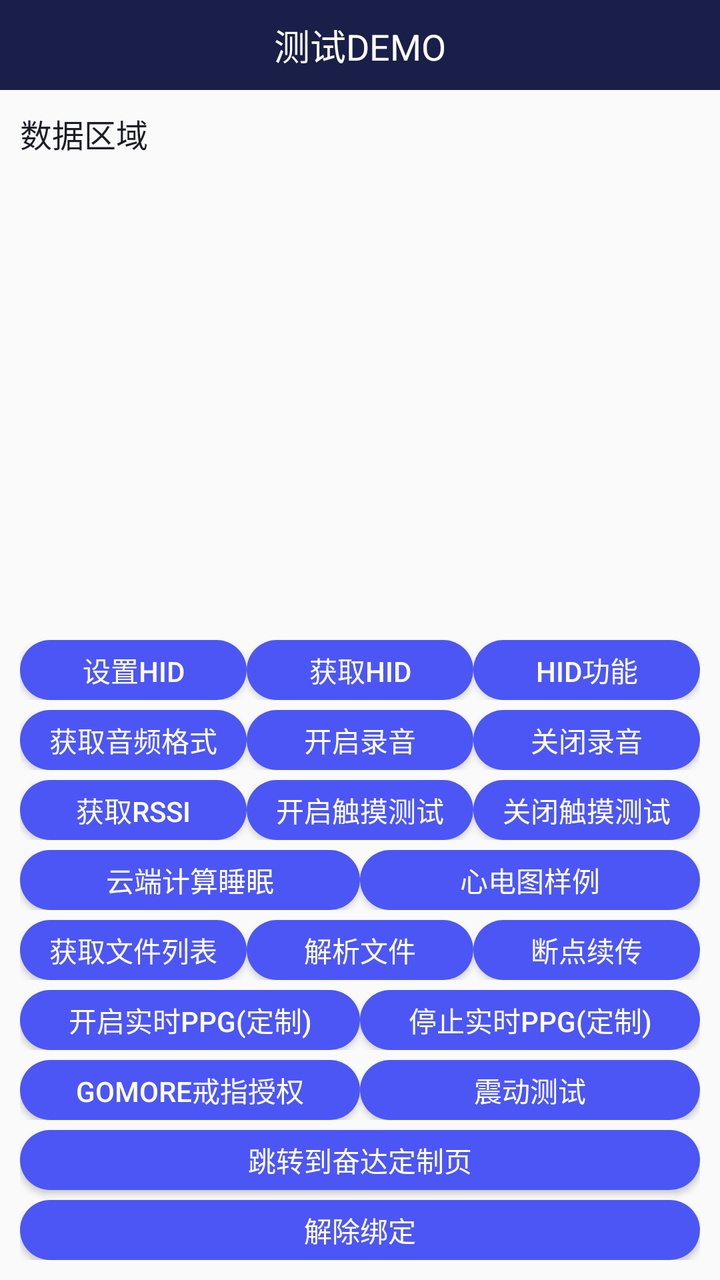
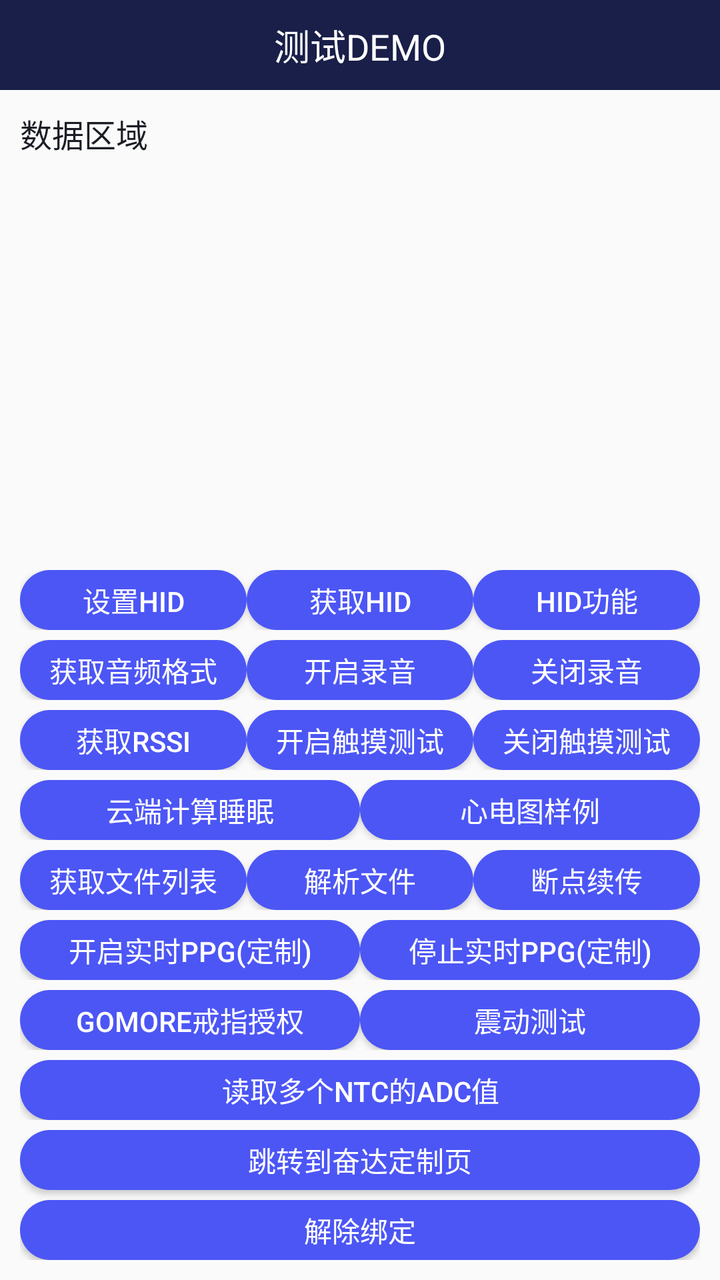

An Android layout rendered at two revisions. The XML below is the earlier revision; the diff shows what the commit changed to produce the second picture.
<!-- AndroidManifest.xml: application theme AppTheme -->
<!-- res/layout/activity_test2.xml -->
<?xml version="1.0" encoding="utf-8"?>
<LinearLayout
    xmlns:android="http://schemas.android.com/apk/res/android"
    xmlns:tools="http://schemas.android.com/tools"
    android:layout_width="match_parent"
    android:layout_height="match_parent"
    android:orientation="vertical"
    android:fitsSystemWindows="true"
    tools:context=".activity.TestActivity2">
    <RelativeLayout
        android:layout_width="match_parent"
        android:layout_height="45dp"
        android:background="@color/colorPrimary">
        <TextView
            android:layout_width="wrap_content"
            android:layout_height="wrap_content"
            android:text="测试DEMO"
            android:textSize="18sp"
            android:layout_centerInParent="true"
            android:textColor="@color/white"/>
    </RelativeLayout>
    <TextView
        android:id="@+id/tv_result2"
        android:layout_width="match_parent"
        android:layout_height="0dp"
        android:layout_weight="1"
        android:text="数据区域"
        android:scrollbars="vertical"
        android:padding="10dp"
        android:lineSpacingExtra="5dp"
        android:textSize="16sp"
        android:textColor="@color/colorPrimaryDark"/>
    <LinearLayout
        android:layout_width="match_parent"
        android:layout_height="wrap_content"
        android:padding="10dp"
        android:orientation="vertical">
        <LinearLayout
            android:layout_width="match_parent"
            android:layout_height="30dp"
            android:layout_marginTop="5dp"
            android:orientation="horizontal">
            <Button
                android:id="@+id/bt_set_HID"
                android:layout_width="0dp"
                android:layout_weight="1"
                android:layout_height="wrap_content"
                android:text="设置HID"
                android:textSize="14sp"
                android:textColor="@color/white"
                android:background="@drawable/button_bg_state"/>
            <Button
                android:id="@+id/bt_get_HID"
                android:layout_width="0dp"
                android:layout_weight="1"
                android:layout_height="wrap_content"
                android:text="获取HID"
                android:textSize="14sp"
                android:textColor="@color/white"
                android:background="@drawable/button_bg_state"/>
            <Button
                android:id="@+id/bt_get_HID_code"
                android:layout_width="0dp"
                android:layout_weight="1"
                android:layout_height="wrap_content"
                android:text="HID功能"
                android:textSize="14sp"
                android:textColor="@color/white"
                android:background="@drawable/button_bg_state"/>
        </LinearLayout>



        <LinearLayout
            android:layout_width="match_parent"
            android:layout_height="30dp"
            android:layout_marginTop="5dp"
            android:orientation="horizontal">
            <Button
                android:id="@+id/bt_get_audio_type"
                android:layout_width="0dp"
                android:layout_weight="1"
                android:layout_height="wrap_content"
                android:text="获取音频格式"
                android:textSize="14sp"
                android:textColor="@color/white"
                android:background="@drawable/button_bg_state"/>
            <Button
                android:id="@+id/bt_set_audio_type"
                android:layout_width="0dp"
                android:layout_weight="1"
                android:layout_height="wrap_content"
                android:text="开启录音"
                android:textSize="14sp"
                android:textColor="@color/white"
                android:background="@drawable/button_bg_state"/>
            <Button
                android:id="@+id/bt_stop_audio"
                android:layout_width="0dp"
                android:layout_weight="1"
                android:layout_height="wrap_content"
                android:text="关闭录音"
                android:textSize="14sp"
                android:textColor="@color/white"
                android:background="@drawable/button_bg_state"/>
        </LinearLayout>
        <LinearLayout
            android:layout_width="match_parent"
            android:layout_height="30dp"
            android:layout_marginTop="5dp"
            android:orientation="horizontal">
            <Button
                android:id="@+id/bt_get_rssi"
                android:layout_width="0dp"
                android:layout_weight="1"
                android:layout_height="wrap_content"
                android:text="获取RSSI"
                android:textSize="14sp"
                android:textColor="@color/white"
                android:background="@drawable/button_bg_state"/>
            <Button
                android:id="@+id/btn_touch_test_open"
                android:layout_width="0dp"
                android:layout_weight="1"
                android:layout_height="wrap_content"
                android:text="开启触摸测试"
                android:textSize="14sp"
                android:textColor="@color/white"
                android:background="@drawable/button_bg_state"/>
            <Button
                android:id="@+id/btn_touch_test_close"
                android:layout_width="0dp"
                android:layout_weight="1"
                android:layout_height="wrap_content"
                android:text="关闭触摸测试"
                android:textSize="14sp"
                android:textColor="@color/white"
                android:background="@drawable/button_bg_state"/>
        </LinearLayout>

        <LinearLayout
            android:layout_width="match_parent"
            android:layout_height="30dp"
            android:layout_marginTop="5dp"
            android:orientation="horizontal">
            <Button
                android:id="@+id/bt_sleep_sevice"
                android:layout_width="0dp"
                android:layout_weight="1"
                android:layout_height="wrap_content"
                android:text="云端计算睡眠"
                android:textSize="14sp"
                android:textColor="@color/white"
                android:background="@drawable/button_bg_state"/>
            <Button
                android:id="@+id/bt_ecg_demo"
                android:layout_width="0dp"
                android:layout_weight="1"
                android:layout_height="wrap_content"
                android:text="心电图样例"
                android:textSize="14sp"
                android:textColor="@color/white"
                android:background="@drawable/button_bg_state"/>
        </LinearLayout>

        <LinearLayout
            android:layout_width="match_parent"
            android:layout_height="30dp"
            android:layout_marginTop="5dp"
            android:orientation="horizontal">
            <Button
                android:id="@+id/bt_file_list"
                android:layout_width="0dp"
                android:layout_weight="1"
                android:layout_height="wrap_content"
                android:text="获取文件列表"
                android:textSize="14sp"
                android:textColor="@color/white"
                android:background="@drawable/button_bg_state"/>
            <Button
                android:id="@+id/bt_file_content"
                android:layout_width="0dp"
                android:layout_weight="1"
                android:layout_height="wrap_content"
                android:text="解析文件"
                android:textSize="14sp"
                android:textColor="@color/white"
                android:background="@drawable/button_bg_state"/>
            <Button
                android:id="@+id/bt_resume_breakpoint"
                android:layout_width="0dp"
                android:layout_weight="1"
                android:layout_height="wrap_content"
                android:text="断点续传"
                android:textSize="14sp"
                android:textColor="@color/white"
                android:background="@drawable/button_bg_state"/>
        </LinearLayout>
        <LinearLayout
            android:layout_width="match_parent"
            android:layout_height="30dp"
            android:layout_marginTop="5dp"
            android:orientation="horizontal">
            <Button
                android:id="@+id/bt_star_ppg"
                android:layout_width="0dp"
                android:layout_weight="1"
                android:layout_height="wrap_content"
                android:text="开启实时ppg(定制)"
                android:textSize="14sp"
                android:textColor="@color/white"
                android:background="@drawable/button_bg_state"/>
            <Button
                android:id="@+id/bt_stop_ppg"
                android:layout_width="0dp"
                android:layout_weight="1"
                android:layout_height="wrap_content"
                android:text="停止实时ppg(定制)"
                android:textSize="14sp"
                android:textColor="@color/white"
                android:background="@drawable/button_bg_state"/>

        </LinearLayout>
        <LinearLayout
            android:layout_width="match_parent"
            android:layout_height="30dp"
            android:layout_marginTop="5dp"
            android:orientation="horizontal">
            <Button
                android:id="@+id/bt_testGomore"
                android:layout_width="0dp"
                android:layout_weight="1"
                android:layout_height="wrap_content"
                android:text="Gomore戒指授权"
                android:textSize="14sp"
                android:textColor="@color/white"
                android:background="@drawable/button_bg_state"/>
            <Button
                android:id="@+id/bt_test_vibration"
                android:layout_width="0dp"
                android:layout_weight="1"
                android:layout_height="wrap_content"
                android:text="震动测试"
                android:textSize="14sp"
                android:textColor="@color/white"
                android:background="@drawable/button_bg_state"/>

        </LinearLayout>


        <Button
            android:id="@+id/bt_test2"
            android:layout_width="match_parent"
            android:layout_marginTop="5dp"
            android:layout_height="30dp"
            android:text="跳转到奋达定制页"
            android:textSize="14sp"
            android:textColor="@color/white"
            android:background="@drawable/button_bg_state"/>
        <Button
            android:id="@+id/bt_unpair"
            android:layout_width="match_parent"
            android:layout_marginTop="5dp"
            android:layout_height="30dp"
            android:text="解除绑定"
            android:textSize="14sp"
            android:textColor="@color/white"
            android:background="@drawable/button_bg_state"/>
    </LinearLayout>

</LinearLayout>
<!-- resources referenced by this layout -->
<resources>
  <color name="colorPrimary">#191F48</color>
  <color name="colorPrimaryDark">#1B1D25</color>
  <color name="white">#ffffff</color>
  <!-- drawable button_bg_state (drawable) -->
  <?xml version="1.0" encoding="utf-8"?>
  <selector xmlns:android="http://schemas.android.com/apk/res/android">
      <item android:state_pressed="false">
          <shape xmlns:android="http://schemas.android.com/apk/res/android">
              <corners android:radius="20dp" />
  
              <solid android:color="@color/lan_se" />
          </shape>
      </item>
      <item android:state_pressed="false">
          <shape xmlns:android="http://schemas.android.com/apk/res/android">
              <corners android:radius="20dp" />
  
              <solid android:color="@color/lan_se" />
          </shape>
      </item>
      <item android:state_pressed="true">
          <shape xmlns:android="http://schemas.android.com/apk/res/android">
              <corners android:radius="20dp" />
  
              <solid android:color="@color/lan_se_press" />
          </shape>
      </item>
  
  </selector>
  <style name="AppTheme" parent="Theme.AppCompat.Light.NoActionBar">
          
          <item name="colorPrimary">@color/colorPrimary</item>
          <item name="colorPrimaryDark">@color/colorPrimary</item>
          <item name="colorAccent">@color/colorAccent</item>
  
  
      </style>
  <color name="lan_se">#4C56F5</color>
  <color name="lan_se_press">#554C56F5</color>
  <color name="colorAccent">#03DAC5</color>
</resources>

<!-- the commit's change to res/layout/activity_test2.xml (unified diff, before → after) -->
@@ -248,6 +248,23 @@
         </LinearLayout>
 
 
+        <LinearLayout
+            android:layout_width="match_parent"
+            android:layout_height="30dp"
+            android:layout_marginTop="5dp"
+            android:orientation="horizontal">
+            <Button
+                android:id="@+id/bt_get_ntc_adc"
+                android:layout_width="0dp"
+                android:layout_weight="1"
+                android:layout_height="wrap_content"
+                android:text="读取多个NTC的ADC值"
+                android:textSize="14sp"
+                android:textColor="@color/white"
+                android:background="@drawable/button_bg_state"/>
+        </LinearLayout>
+
+
         <Button
             android:id="@+id/bt_test2"
             android:layout_width="match_parent"
